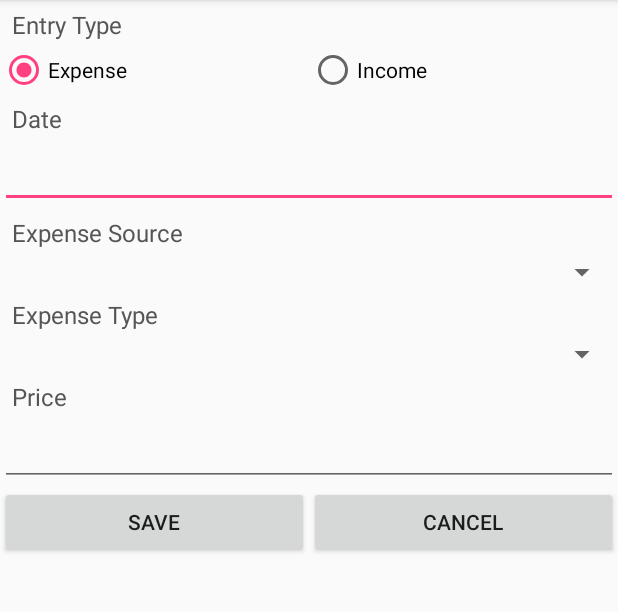
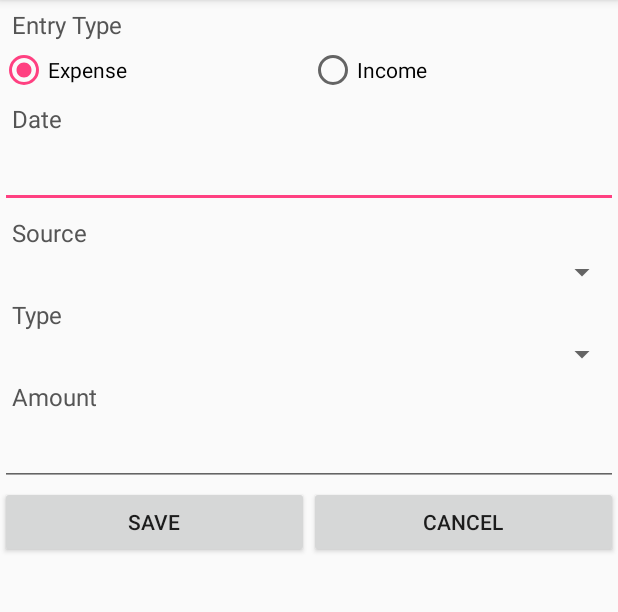
Before and after one commit to Quazzol/BudgettApp, an Android app: the screen it shows after launch (MainActivity), on a phone screen of 412 x 824 dp, the part 84-696 px from its top. Run offline under Robolectric (Android 15) with nearby library versions, the phone set to English and light mode, and no system bars.

Commit message:
Third Commit

```diff
--- a/app/src/main/res/layout/activity_main.xml
+++ b/app/src/main/res/layout/activity_main.xml
@@ -13,7 +13,7 @@
 
         <TextView
             style="@style/LayoutItem"
-            android:text="@string/RadioGroupEntryType"/>
+            android:text="@string/RadioGroupBudgettType"/>
 
         <RadioGroup
             android:id="@+id/rdgEntryType"
@@ -40,7 +40,7 @@
 
         <TextView
             style="@style/LayoutItem"
-            android:text="@string/DateEditEntryDate"/>
+            android:text="@string/DateEditBudgettDate"/>
 
         <EditText
             android:id="@+id/txtEntryDate"
@@ -49,10 +49,10 @@
 
         <TextView
             style="@style/LayoutItem"
-            android:text="@string/SpinnerEditExpenseSource"/>
+            android:text="@string/SpinnerEditBudgettSource"/>
 
         <Spinner
-            android:id="@+id/spnExpenseSource"
+            android:id="@+id/spnBudgettSource"
             android:layout_width="match_parent"
             android:layout_height="wrap_content">
 
@@ -60,7 +60,7 @@
 
         <TextView
             style="@style/LayoutItem"
-            android:text="@string/SpinnerEditExpenseType"/>
+            android:text="@string/SpinnerEditBudgettType"/>
 
         <Spinner
             android:id="@+id/spnExpenseType"
@@ -71,7 +71,7 @@
 
         <TextView
             style="@style/LayoutItem"
-            android:text="@string/NumboxEditPrice"/>
+            android:text="@string/NumboxEditBudgettAmount"/>
 
         <EditText
             android:id="@+id/txtPrice"
--- a/app/src/main/res/values/strings.xml
+++ b/app/src/main/res/values/strings.xml
@@ -1,12 +1,12 @@
 <resources>
     <string name="app_name" translatable="false">BudgettApp</string>
-    <string name="RadioGroupEntryType">Entry Type</string>
+    <string name="RadioGroupBudgettType">Entry Type</string>
     <string name="RadioOptionExpense">Expense</string>
     <string name="RadioOptionIncome">Income</string>
-    <string name="DateEditEntryDate">Date</string>
-    <string name="SpinnerEditExpenseType">Expense Type</string>
-    <string name="SpinnerEditExpenseSource">Expense Source</string>
-    <string name="NumboxEditPrice">Price</string>
+    <string name="DateEditBudgettDate">Date</string>
+    <string name="SpinnerEditBudgettType">Type</string>
+    <string name="SpinnerEditBudgettSource">Source</string>
+    <string name="NumboxEditBudgettAmount">Amount</string>
     <string name="BtnSave">Save</string>
     <string name="BtnCancel">Cancel</string>
 </resources>
```
Also changed, not shown: app/src/main/java/com/okanerkan/budgettapp/BudgettAppView.java (added, +13 -0 lines), app/src/main/java/com/okanerkan/budgettapp/BudgettEntryType.java (added, +18 -0 lines), app/src/main/java/com/okanerkan/budgettapp/BudgettItem.java (added, +52 -0 lines), app/src/main/java/com/okanerkan/budgettapp/BudgettSource.java (added, +27 -0 lines), app/src/main/java/com/okanerkan/budgettapp/BudgettType.java (added, +27 -0 lines), app/src/main/java/com/okanerkan/budgettapp/IBudgettAppView.java (added, +11 -0 lines), app/src/main/java/com/okanerkan/budgettapp/IViewMVC.java (added, +14 -0 lines), 1 other file.
